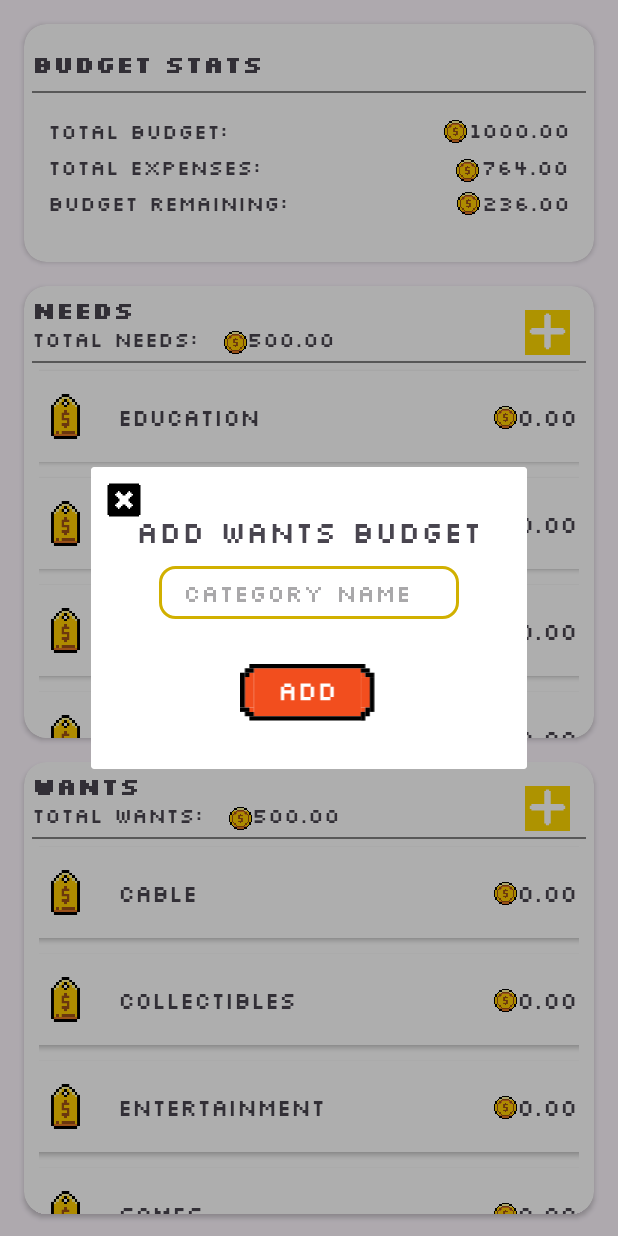
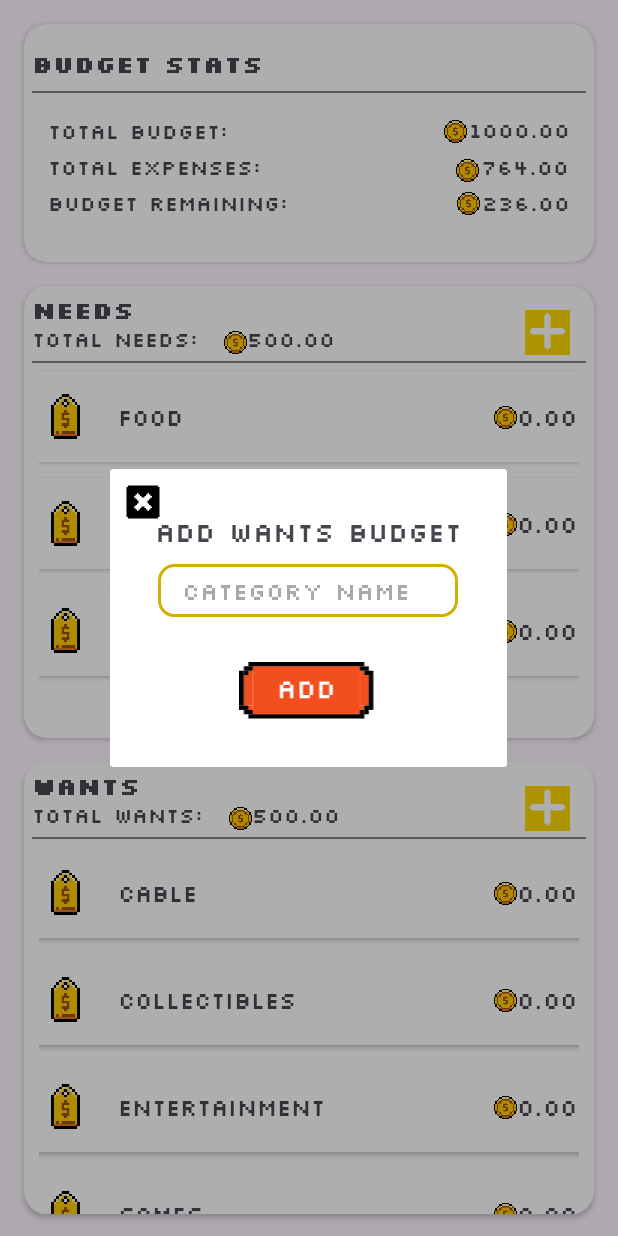
Before and after one commit to IxiaT/coin_craft, an Android app: the fragment BudgetingMainFragment shown on its own in the app's theme, after a tap on an icon or button, on a phone screen of 412 x 824 dp. Run offline under Robolectric (Android 15) with nearby library versions, the phone set to English and light mode, and no system bars.

Commit message:
3pm changes

```diff
--- a/app/src/main/java/com/example/coincraft/BudgetingMainFragment.kt
+++ b/app/src/main/java/com/example/coincraft/BudgetingMainFragment.kt
@@ -10,6 +10,8 @@ import androidx.recyclerview.widget.LinearLayoutManager
 import androidx.recyclerview.widget.RecyclerView
 
 class BudgetingMainFragment : Fragment() {
+
+    private lateinit var needsAdapter: NeedsAdapter
 
     private lateinit var NeedsRecyclerView: RecyclerView
     private lateinit var NeedsDataList: ArrayList<NeedWantDataClass>
@@ -30,6 +32,7 @@ class BudgetingMainFragment : Fragment() {
         val addNeedCategoryButton = view.findViewById<ImageButton>(R.id.needaddbtn)
         addNeedCategoryButton.setOnClickListener {
             val needDialogFragment = AddNeedCategoryDialogFragment()
+            //needDialogFragment.listener = this
             needDialogFragment.show(childFragmentManager, "addNeedCategoryDialog")
         }
 
@@ -39,8 +42,16 @@ class BudgetingMainFragment : Fragment() {
             wantDialogFragment.show(childFragmentManager, "addWantCategoryDialog")
         }
 
+        NeedsDataList = arrayListOf()
+        needsAdapter = NeedsAdapter(NeedsDataList)
+
+        NeedsRecyclerView = view.findViewById(R.id.needsrecyclerview)
+        NeedsRecyclerView.layoutManager = LinearLayoutManager(context)
+        NeedsRecyclerView.setHasFixedSize(true)
+        NeedsRecyclerView.adapter = needsAdapter
+
         NeedsCategory = arrayOf(
-            "Education", "Food", "Groceries", "Laundry", "Medical", "Payment", "Phone", "Rent", "Tax", "Transportation", "Utilities"
+            "Food", "Rent", "Transportation"
         )
 
         NeedsRecyclerView = view.findViewById(R.id.needsrecyclerview)
@@ -65,6 +76,14 @@ class BudgetingMainFragment : Fragment() {
         return view
     }
 
+    /*
+    override fun onNeedCategoryAdded(categoryName: String) {
+        val newNeed = NeedWantDataClass(categoryName)
+        NeedsDataList.add(newNeed)
+        needsAdapter.notifyItemInserted(NeedsDataList.size - 1)
+    }
+     */
+
     private fun getNeedsData(){
         for (i in NeedsCategory.indices){
             val needs = NeedWantDataClass(NeedsCategory[i])
--- a/app/src/main/res/layout/fragment_add_need_category_dialog.xml
+++ b/app/src/main/res/layout/fragment_add_need_category_dialog.xml
@@ -55,7 +55,7 @@
                 android:orientation="horizontal">
 
                 <EditText
-                    android:id="@+id/txtamount"
+                    android:id="@+id/txtneedname"
                     android:layout_width="match_parent"
                     android:layout_height="wrap_content"
                     android:layout_marginStart="16dp"
--- a/app/src/main/res/layout/fragment_add_want_category_dialog.xml
+++ b/app/src/main/res/layout/fragment_add_want_category_dialog.xml
@@ -42,7 +42,7 @@
                 android:layout_height="wrap_content"
                 android:fontFamily="@font/silkscreen"
                 android:text="ADD WANTS BUDGET"
-                android:textSize="20dp" />
+                android:textSize="18dp" />
 
             <LinearLayout
                 android:id="@+id/linearLayout3"
@@ -55,7 +55,7 @@
                 android:orientation="horizontal">
 
                 <EditText
-                    android:id="@+id/txtamount"
+                    android:id="@+id/txtwantname"
                     android:layout_width="match_parent"
                     android:layout_height="wrap_content"
                     android:layout_marginStart="16dp"
```
Also changed, not shown: app/src/main/java/com/example/coincraft/AddNeedCategoryDialogFragment.kt (+20 -4 lines).
